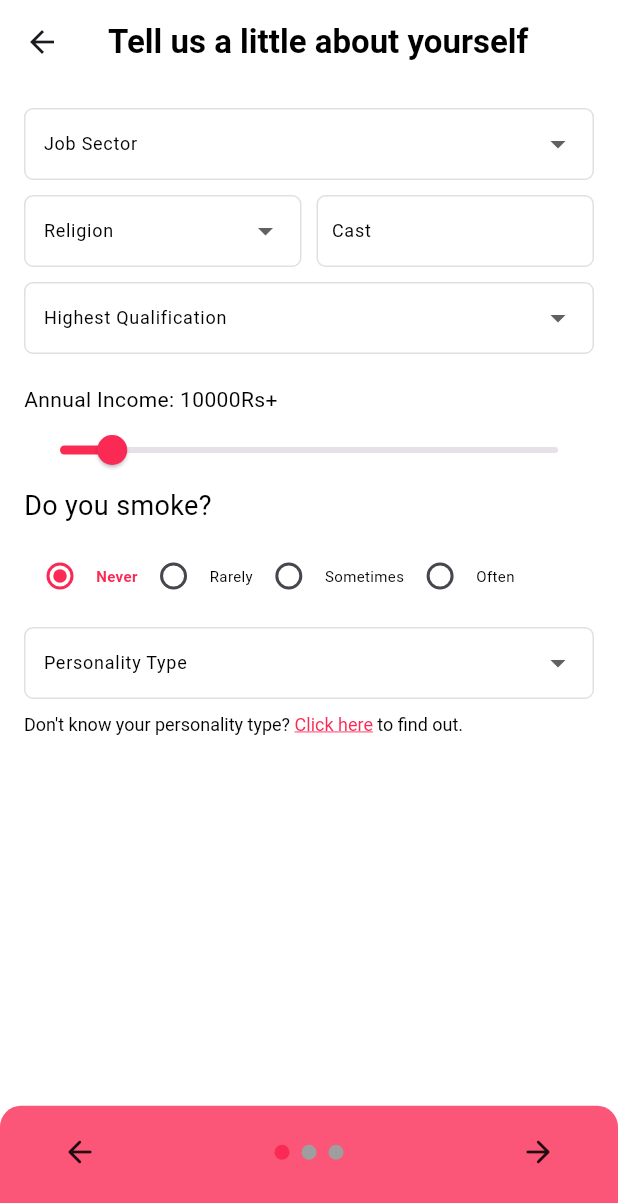
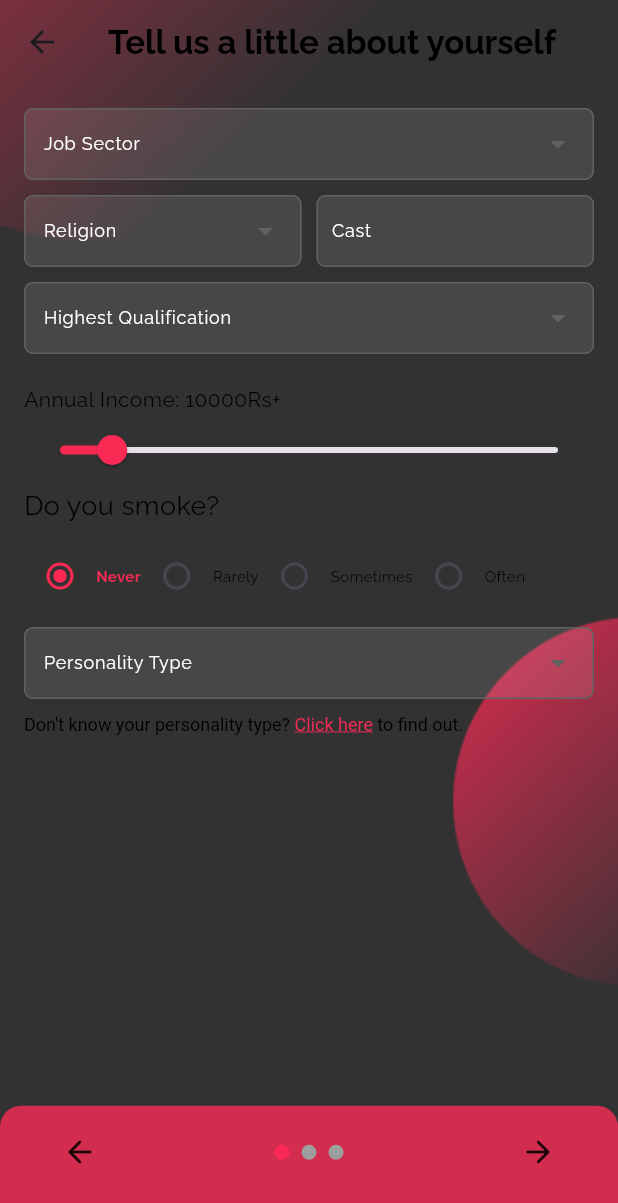
Before and after one commit to Hydra-Bolt/RishtaApp, a Flutter app: the LifeStyleForm screen opened by its route, on a phone screen of 412 x 824 dp. Shown: the top 1203 px of the screen. Run offline on Flutter 3.47's test engine with Material 3 defaults, Android fonts, the phone set to English and light mode, and no system bars; drawn by our look-alikes of smooth_page_indicator; our stand-ins replace another_carousel_pro, curved_navigation_bar, google_fonts, supabase, supabase_flutter; accounts and stored records are empty; network calls fail.

Commit message:
started on light theme
- done drop down and form field
- done scaffold
- lifestyle form done

```diff
--- a/lib/components/my_drop_down.dart
+++ b/lib/components/my_drop_down.dart
@@ -20,14 +20,14 @@ class CustomDropdownFormField extends StatelessWidget {
       value: value,
       decoration: InputDecoration(
         labelText: label,
-        labelStyle: const TextStyle(color: Colors.black, fontSize: 12.0),
+        labelStyle: const TextStyle(color: Colors.white, fontSize: 12.0),
         filled: true,
-        fillColor: Colors.white,
+        fillColor: Colors.white10,
         contentPadding:
             const EdgeInsets.symmetric(vertical: 8.0, horizontal: 9.0),
         enabledBorder: OutlineInputBorder(
           borderRadius: const BorderRadius.all(Radius.circular(6.0)),
-          borderSide: BorderSide(color: Colors.grey.shade300),
+          borderSide: BorderSide(color: Colors.grey.shade700),
         ),
         focusedBorder: const OutlineInputBorder(
           borderRadius: BorderRadius.all(Radius.circular(6.0)),
@@ -45,10 +45,11 @@ class CustomDropdownFormField extends StatelessWidget {
       items: items.map((String item) {
         return DropdownMenuItem<String>(
           value: item,
-          child: Text(item),
+          child: Text(item, style: TextStyle(color: Colors.white)),
         );
       }).toList(),
       onChanged: onChanged,
+      dropdownColor: Colors.grey[850], // Background color of the dropdown items
     );
   }
 }
--- a/lib/components/my_form_field.dart
+++ b/lib/components/my_form_field.dart
@@ -26,14 +26,14 @@ class _CustomTextFormFieldState extends State<CustomTextFormField> {
     return TextFormField(
       decoration: InputDecoration(
         labelText: widget.label,
-        labelStyle: const TextStyle(color: Colors.black, fontSize: 12.0),
+        labelStyle: const TextStyle(color: Colors.white, fontSize: 12.0),
         filled: true,
-        fillColor: Colors.white,
+        fillColor: Colors.white10,
         contentPadding:
             const EdgeInsets.symmetric(vertical: 8.0, horizontal: 6.0),
         enabledBorder: OutlineInputBorder(
           borderRadius: const BorderRadius.all(Radius.circular(6.0)),
-          borderSide: BorderSide(color: Colors.grey.shade300),
+          borderSide: BorderSide(color: Colors.grey.shade700),
         ),
         focusedBorder: OutlineInputBorder(
           borderRadius: const BorderRadius.all(Radius.circular(6.0)),
@@ -49,7 +49,7 @@ class _CustomTextFormFieldState extends State<CustomTextFormField> {
         ),
       ),
       controller: widget.controller,
-      style: const TextStyle(color: Colors.black87, fontSize: 12.0),
+      style: const TextStyle(color: Colors.white, fontSize: 12.0),
       cursorColor: mainColor,
       cursorWidth: 1.2,
       enabled: widget.enabled,
--- a/lib/components/my_scaffold.dart
+++ b/lib/components/my_scaffold.dart
@@ -18,8 +18,14 @@ class _MyScaffoldState extends State<MyScaffold> {
   Widget build(BuildContext context) {
     return Stack(
       children: [
+        Image.asset(
+          'assets/images/app_background.png',
+          fit: BoxFit.cover,
+          width: MediaQuery.of(context).size.width,
+          height: MediaQuery.of(context).size.height,
+        ),
         Scaffold(
-          backgroundColor: Colors.white,
+          backgroundColor: Colors.transparent,
           appBar: AppBar(
             title: widget.appBar.title,
             backgroundColor: Colors.transparent,
--- a/lib/main.dart
+++ b/lib/main.dart
@@ -1,4 +1,5 @@
 import 'package:flutter/material.dart';
+import 'package:google_fonts/google_fonts.dart';
 
 import 'package:supabase_auth/pages/login_pages/lifestyle_form.dart';
 import 'package:supabase_auth/pages/login_pages/login_page.dart';
@@ -29,6 +30,10 @@ class MyApp extends StatelessWidget {
   Widget build(BuildContext context) {
     return MaterialApp(
       debugShowCheckedModeBanner: false,
+      theme: ThemeData().copyWith(
+          textTheme: GoogleFonts.ralewayTextTheme(
+        Theme.of(context).textTheme,
+      )),
       initialRoute: '/',
       routes: {
         '/': (context) => const SplashPage(),
--- a/lib/pages/login_pages/lifestyle_form.dart
+++ b/lib/pages/login_pages/lifestyle_form.dart
@@ -521,7 +521,7 @@ class _LifeStyleFormState extends State<LifeStyleForm> {
                 items: eduLevelsMap.keys.toList(),
                 onChanged: (value) {
                   setState(() {
-                    _selectedEduLevel = eduLevelsMap[value] ?? value;
+                    _selectedEduLevel = value; // Assign the key directly
                   });
                 }),
             const SizedBox(height: 20),
--- a/lib/pages/login_pages/preference_form.dart
+++ b/lib/pages/login_pages/preference_form.dart
@@ -162,7 +162,7 @@ class _PreferenceFormState extends State<PreferenceForm> {
               items: eduLevelsMap.keys.toList(),
               onChanged: (value) {
                 setState(() {
-                  _selectedEduLevel = eduLevelsMap[value] ?? value;
+                  _selectedEduLevel = value;
                 });
               },
             ),
--- a/pubspec.yaml
+++ b/pubspec.yaml
@@ -40,6 +40,7 @@ dependencies:
   smooth_page_indicator: ^1.1.0
   curved_navigation_bar: ^1.0.3
   another_carousel_pro: ^1.0.2
+  google_fonts: ^6.2.1
 
 dev_dependencies:
   flutter_test:
```
Also changed, not shown: pubspec.lock.
